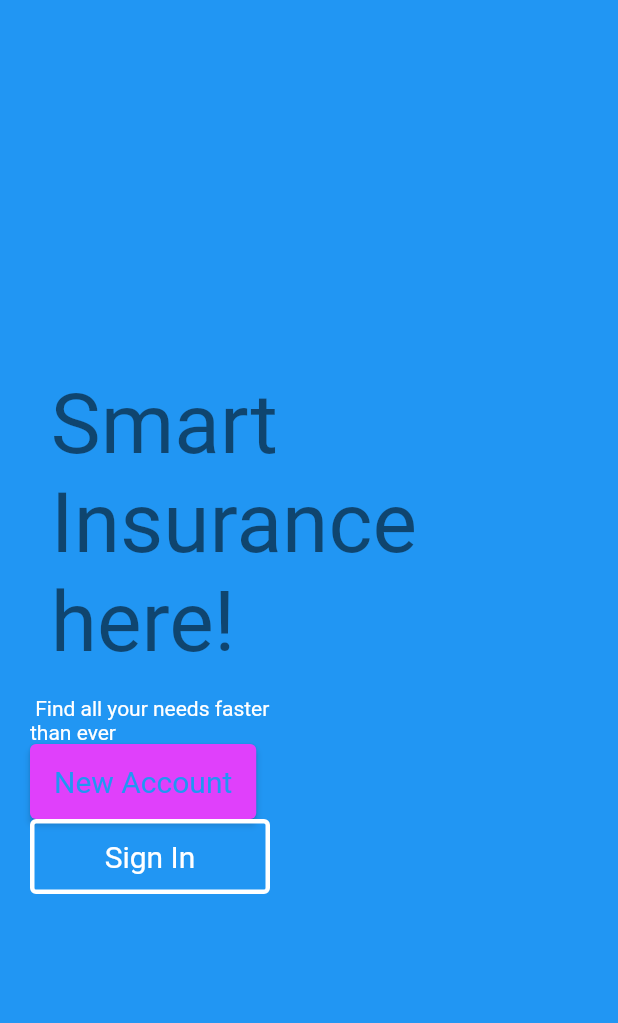
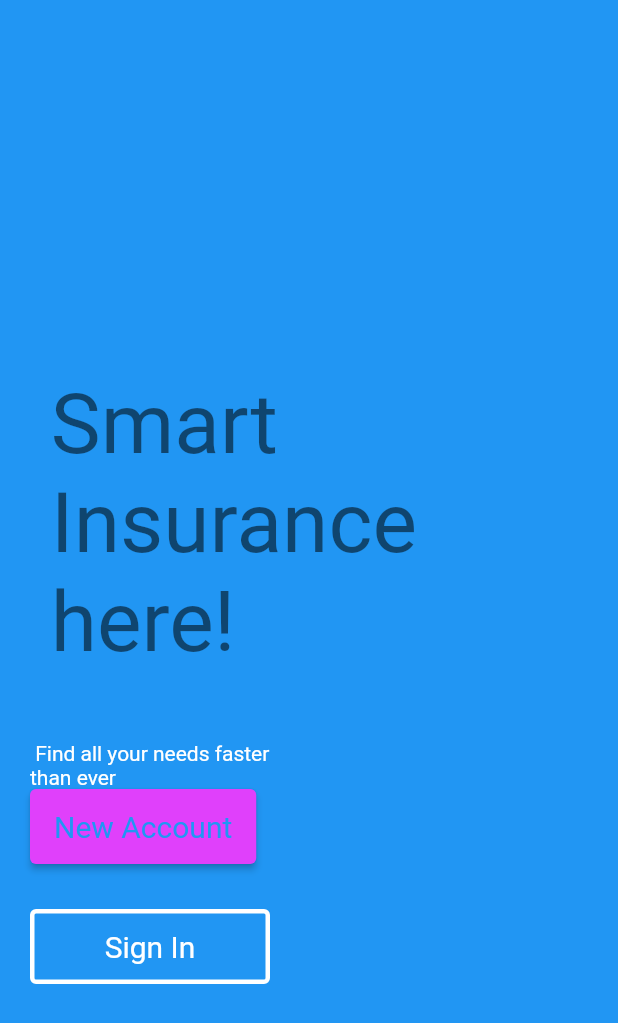
Before and after one commit to Ruchcoder/asswk14, a Flutter app: the screen it shows after launch, on a phone screen of 412 x 824 dp. Shown: the top 1023 px of the screen. Run offline on Flutter 3.47's test engine with Material 2 defaults, Android fonts, the phone set to English and light mode, and no system bars.

Commit message:
updated sign in page

```diff
--- a/lib/main.dart
+++ b/lib/main.dart
@@ -45,11 +45,12 @@ class _HomePageState extends State<HomePage> {
                 crossAxisAlignment: CrossAxisAlignment.start,
                 //mainAxisAlignment: MainAxisAlignment.start,
                 children: [
+
                   Text(" Smart \n Insurance \n here!",
                       style: Theme.of(context).textTheme.headline2,
+                  ),
 
-
-                  ),
+                  Padding(padding: EdgeInsets.fromLTRB(20, 0,30, 30)),
 
                   Text("\n Find all your needs faster \nthan ever",
                     style: TextStyle(
@@ -68,7 +69,7 @@ class _HomePageState extends State<HomePage> {
                       child: Text("New Account"),
                       onPressed: () {},
                   ),
-
+                  Padding(padding: EdgeInsets.fromLTRB(20, 0, 20, 30)),
 
                   OutlinedButton(
                       style: OutlinedButton.styleFrom(
```
